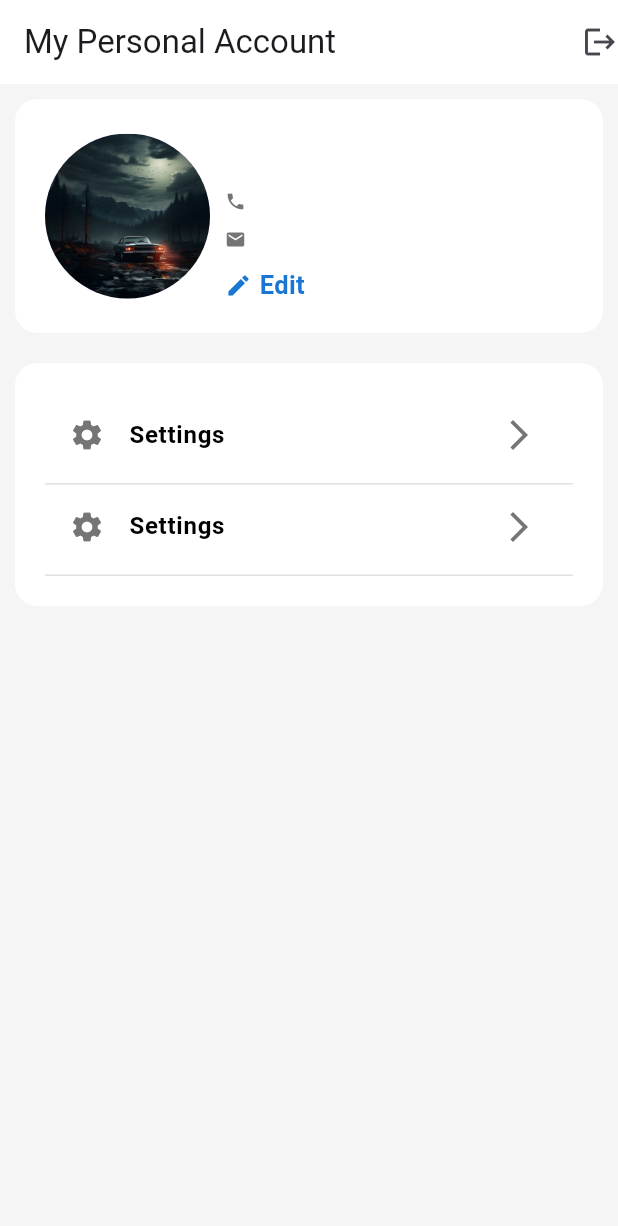
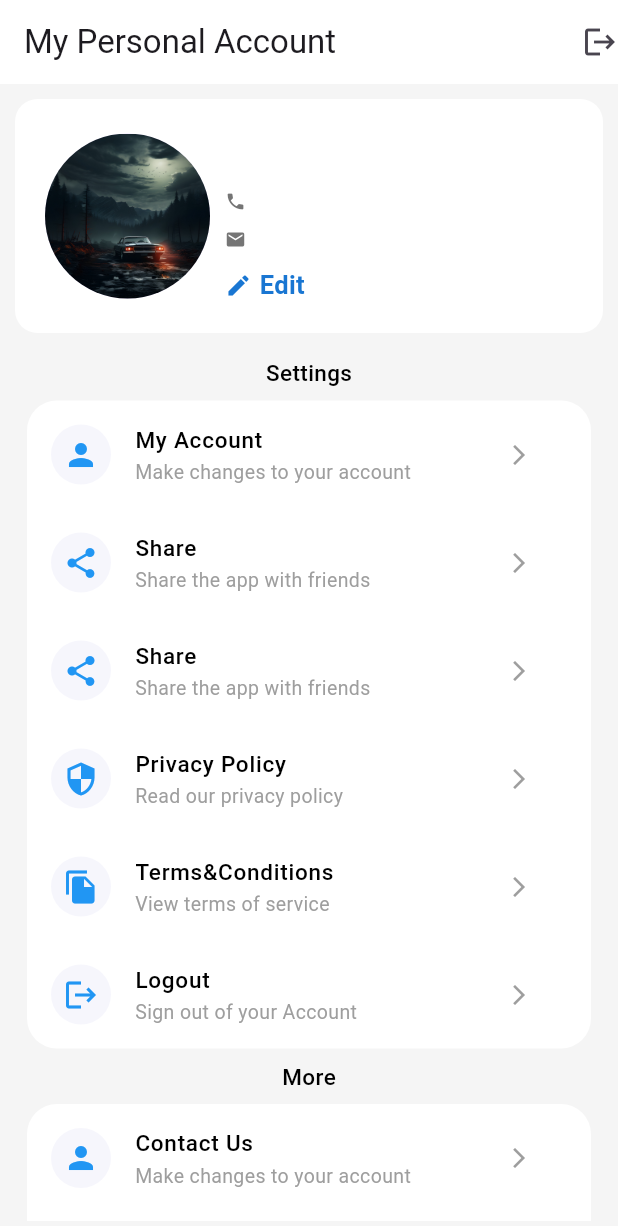
Before and after one commit to itsSreeRag/nest_user_app, a Flutter app: the AccountPageMain screen opened directly, on a phone screen of 412 x 824 dp. Shown: the top 1226 px of the screen. Run offline on Flutter 3.47's test engine with Material 3 defaults, Android fonts, the phone set to English and light mode, and no system bars; our stand-ins replace animated_notch_bottom_bar, carousel_slider, cloud_firestore, dio, firebase_auth, firebase_core and 5 more; missing offline and left inert: flutter_stripe; accounts and stored records are empty.

Commit message:
account page completed

```diff
--- a/lib/views/profile/account_page_informations.dart
+++ /dev/null
@@ -1,63 +0,0 @@
-import 'package:flutter/material.dart';
-import 'package:nest_user_app/constants/colors.dart';
-
-class AccountInformations extends StatelessWidget {
-  const AccountInformations({super.key});
-
-  @override
-  Widget build(BuildContext context) {
-    return Container(
-      width: double.infinity,
-      // height: 100,
-      padding: EdgeInsets.all(20),
-      decoration: BoxDecoration(
-        color: AppColors.white,
-        borderRadius: BorderRadius.circular(15),
-      ),
-      child: Column(
-        children: [
-          AccountPageItemsCard(
-            title: 'Settings',
-            prefiXIcon: Icons.settings,
-            sufixIcon: Icons.arrow_forward_ios,
-          ),
-          AccountPageItemsCard(
-            title: 'Settings',
-            prefiXIcon: Icons.settings,
-            sufixIcon: Icons.arrow_forward_ios,
-          ),
-        ],
-      ),
-    );
-  }
-}
-
-class AccountPageItemsCard extends StatelessWidget {
-  final String title;
-  final IconData prefiXIcon;
-  final IconData sufixIcon;
-  const AccountPageItemsCard({
-    super.key,
-    required this.title,
-    required this.prefiXIcon,
-    required this.sufixIcon,
-  });
-
-  @override
-  Widget build(BuildContext context) {
-    return Container(
-      decoration: BoxDecoration(
-        border: Border(bottom: BorderSide(color: AppColors.grey300)),
-      ),
-      padding: EdgeInsets.only(bottom: 4),
-      child: ListTile(
-        leading: Icon(prefiXIcon, color: AppColors.grey600),
-        title: Text(
-          title,
-          style: TextStyle(fontWeight: FontWeight.bold, color: AppColors.black),
-        ),
-        trailing: Icon(Icons.arrow_forward_ios, color: AppColors.grey600),
-      ),
-    );
-  }
-}
--- a/lib/views/profile/account_page_main.dart
+++ b/lib/views/profile/account_page_main.dart
@@ -1,8 +1,8 @@
 import 'package:flutter/material.dart';
 import 'package:nest_user_app/constants/colors.dart';
 import 'package:nest_user_app/controllers/auth_provider/auth_provider.dart';
-import 'package:nest_user_app/views/profile/account_page_informations.dart';
-import 'package:nest_user_app/views/profile/account_page_profile_section.dart';
+import 'package:nest_user_app/views/profile/profile_details.dart/widgets/account_page_options_section.dart';
+import 'package:nest_user_app/views/profile/profile_details.dart/widgets/account_page_profile_section.dart';
 import 'package:provider/provider.dart';
 
 class AccountPageMain extends StatelessWidget {
@@ -48,14 +48,19 @@ class AccountPageMain extends StatelessWidget {
       ),
       body: Padding(
         padding: const EdgeInsets.all(10.0),
-        child: Column(
-          children: [
-            ProfileSection(),
-            SizedBox(height: 20),
-            AccountInformations(),
-          ],
+        child: SingleChildScrollView(
+          child: Column(children: [ProfileSection(), AccountPageOptions(),SizedBox(height: 100,)]),
         ),
       ),
     );
   }
 }
+
+class SampleScreen extends StatelessWidget {
+  const SampleScreen({super.key});
+
+  @override
+  Widget build(BuildContext context) {
+    return Scaffold();
+  }
+}
--- a/lib/views/profile/profile_details.dart/profile_details_main.dart
+++ b/lib/views/profile/profile_details.dart/profile_details_main.dart
@@ -4,7 +4,7 @@ import 'package:nest_user_app/constants/my_app_validators.dart';
 import 'package:nest_user_app/controllers/image_provider/image_provider.dart';
 import 'package:nest_user_app/controllers/profile_provider/profile_provider.dart';
 import 'package:nest_user_app/models/user_model.dart';
-import 'package:nest_user_app/views/profile/profile_details.dart/profile_image_picker.dart';
+import 'package:nest_user_app/views/profile/profile_details.dart/widgets/profile_image_picker.dart';
 import 'package:nest_user_app/widgets/my_button.dart';
 import 'package:nest_user_app/widgets/my_custom_text_field.dart';
 import 'package:provider/provider.dart';
--- /dev/null
+++ b/lib/views/profile/profile_details.dart/widgets/acc_page_more_options.dart
@@ -0,0 +1,48 @@
+import 'package:flutter/material.dart';
+import 'package:nest_user_app/constants/colors.dart';
+import 'package:nest_user_app/views/profile/account_page_main.dart';
+import 'package:nest_user_app/views/profile/profile_details.dart/widgets/acc_page_tile_section.dart';
+
+class AccPageMoreOptions extends StatelessWidget {
+  const AccPageMoreOptions({
+    super.key,
+  });
+
+  @override
+  Widget build(BuildContext context) {
+    return Container(
+      decoration: const BoxDecoration(
+        color: AppColors.white,
+        borderRadius: BorderRadius.all(Radius.circular(20)),
+      ),
+      child: Column(
+        children: [
+          TileSection(
+            ontap: () {
+              Navigator.of(context).push(
+                MaterialPageRoute(builder: (context) => SampleScreen()),
+              );
+            },
+            leadicon: Icons.person,
+            title: 'Contact Us',
+            subtitle: 'Make changes to your account',
+            trailicon: Icons.arrow_forward_ios,
+            color: Color(0xff0601B4),
+          ),
+          TileSection(
+            ontap: () {
+              Navigator.of(context).push(
+                MaterialPageRoute(builder: (context) => SampleScreen()),
+              );
+            },
+            leadicon: Icons.share,
+            title: 'FAQs',
+            subtitle: 'Frequently asked questions',
+            trailicon: Icons.arrow_forward_ios,
+            color: Color(0xff0601B4),
+          ),
+        ],
+      ),
+    );
+  }
+}
--- /dev/null
+++ b/lib/views/profile/profile_details.dart/widgets/acc_page_settings.dart
@@ -0,0 +1,94 @@
+import 'package:flutter/material.dart';
+import 'package:nest_user_app/constants/colors.dart';
+import 'package:nest_user_app/views/profile/account_page_main.dart';
+import 'package:nest_user_app/views/profile/profile_details.dart/widgets/acc_page_tile_section.dart';
+
+class AccPageSettings extends StatelessWidget {
+  const AccPageSettings({super.key});
+
+  @override
+  Widget build(BuildContext context) {
+    return Container(
+      decoration: const BoxDecoration(
+        color: AppColors.white,
+        borderRadius: BorderRadius.all(Radius.circular(20)),
+      ),
+      child: Column(
+        children: [
+          TileSection(
+            ontap: () {
+              Navigator.of(
+                context,
+              ).push(MaterialPageRoute(builder: (context) => SampleScreen()));
+            },
+            leadicon: Icons.person,
+            title: 'My Account ',
+            subtitle: 'Make changes to your account',
+            trailicon: Icons.arrow_forward_ios,
+            color: Color(0xff0601B4),
+          ),
+          TileSection(
+            ontap: () {
+              Navigator.of(
+                context,
+              ).push(MaterialPageRoute(builder: (context) => SampleScreen()));
+            },
+            leadicon: Icons.share,
+            title: 'Share',
+            subtitle: 'Share the app with friends',
+            trailicon: Icons.arrow_forward_ios,
+            color: Color(0xff0601B4),
+          ),
+          TileSection(
+            ontap: () {
+              Navigator.of(
+                context,
+              ).push(MaterialPageRoute(builder: (context) => SampleScreen()));
+            },
+            leadicon: Icons.share,
+            title: 'Share',
+            subtitle: 'Share the app with friends',
+            trailicon: Icons.arrow_forward_ios,
+            color: Color(0xff0601B4),
+          ),
+          TileSection(
+            ontap: () {
+              Navigator.of(
+                context,
+              ).push(MaterialPageRoute(builder: (context) => SampleScreen()));
+            },
+            leadicon: Icons.security,
+            title: 'Privacy Policy',
+            subtitle: 'Read our privacy policy',
+            trailicon: Icons.arrow_forward_ios,
+            color: Color(0xff0601B4),
+          ),
+          TileSection(
+            ontap: () {
+              Navigator.of(
+                context,
+              ).push(MaterialPageRoute(builder: (context) => SampleScreen()));
+            },
+            leadicon: Icons.file_copy,
+            title: 'Terms&Conditions',
+            subtitle: 'View terms of service',
+            trailicon: Icons.arrow_forward_ios,
+            color: Color(0xff0601B4),
+          ),
+          TileSection(
+            ontap: () {
+              Navigator.of(
+                context,
+              ).push(MaterialPageRoute(builder: (context) => SampleScreen()));
+            },
+            leadicon: Icons.logout,
+            title: 'Logout',
+            subtitle: 'Sign out of your Account',
+            trailicon: Icons.arrow_forward_ios,
+            color: Color(0xff0601B4),
+          ),
+        ],
+      ),
+    );
+  }
+}
--- /dev/null
+++ b/lib/views/profile/profile_details.dart/widgets/acc_page_tile_section.dart
@@ -0,0 +1,53 @@
+import 'package:flutter/material.dart';
+
+class TileSection extends StatelessWidget {
+  final String title;
+  final String subtitle;
+  final IconData trailicon;
+  final IconData leadicon;
+  final Color color;
+  final VoidCallback ontap;
+  const TileSection({
+    super.key,
+    required this.title,
+    required this.subtitle,
+    required this.trailicon,
+    required this.leadicon,
+    required this.color,
+    required this.ontap,
+  });
+
+  @override
+  Widget build(BuildContext context) {
+    return InkWell(
+      onTap: ontap,
+      child: ListTile(
+        leading: CircleAvatar(
+          radius: 20,
+          backgroundColor: color.withAlpha(9),
+          child: Icon(leadicon, color: Colors.blue),
+        ),
+        title: Text(
+          title,
+          style: const TextStyle(
+            color: Colors.black,
+            fontWeight: FontWeight.w500,
+            fontSize: 15,
+          ),
+        ),
+        subtitle: Text(
+          subtitle,
+          style: const TextStyle(
+            color: Colors.grey,
+            fontWeight: FontWeight.normal,
+            fontSize: 13,
+          ),
+        ),
+        trailing: IconButton(
+          onPressed: () {},
+          icon: Icon(trailicon, size: 16, color: Colors.grey),
+        ),
+      ),
+    );
+  }
+}
--- /dev/null
+++ b/lib/views/profile/profile_details.dart/widgets/account_page_options_section.dart
@@ -0,0 +1,45 @@
+import 'package:flutter/material.dart';
+import 'package:nest_user_app/constants/colors.dart';
+import 'package:nest_user_app/views/profile/profile_details.dart/widgets/acc_page_more_options.dart';
+import 'package:nest_user_app/views/profile/profile_details.dart/widgets/acc_page_settings.dart';
+
+class AccountPageOptions extends StatelessWidget {
+  const AccountPageOptions({super.key});
+
+  @override
+  Widget build(BuildContext context) {
+    return Center(
+      child: Padding(
+        padding: const EdgeInsets.all(8.0),
+        child: Column(
+          children: [
+            const Padding(
+              padding: EdgeInsets.all(8.0),
+              child: Text(
+                'Settings',
+                style: TextStyle(
+                  color: AppColors.black,
+                  fontWeight: FontWeight.w500,
+                  fontSize: 15,
+                ),
+              ),
+            ),
+            AccPageSettings(),
+            const Padding(
+              padding: EdgeInsets.all(8.0),
+              child: Text(
+                'More',
+                style: TextStyle(
+                  color: Colors.black,
+                  fontWeight: FontWeight.w500,
+                  fontSize: 15,
+                ),
+              ),
+            ),
+            AccPageMoreOptions(),
+          ],
+        ),
+      ),
+    );
+  }
+}
--- a/lib/widgets/hotel_card2.dart
+++ b/lib/widgets/hotel_card2.dart
@@ -222,8 +222,8 @@ class HotelCard2 extends StatelessWidget {
                             decoration: BoxDecoration(
                               color:
                                   isFav
-                                      ? Colors.red.shade50
-                                      : Colors.grey.shade100,
+                                      ? AppColors.red.withAlpha(50)
+                                      : AppColors.grey.withAlpha(50),
                               borderRadius: BorderRadius.circular(12),
                             ),
                             child: Icon(
```
Also changed, not shown: lib/views/saved/saved_gridview.dart (added, +63 -0 lines), lib/views/saved/saved_page_main.dart (+17 -1 lines), lib/widgets/hotel_card.dart (+4 -4 lines), lib/views/profile/profile_details.dart/widgets/account_page_profile_section.dart (renamed from lib/views/profile/account_page_profile_section.dart), lib/views/profile/profile_details.dart/widgets/profile_image_picker.dart (renamed from lib/views/profile/profile_details.dart/profile_image_picker.dart).
